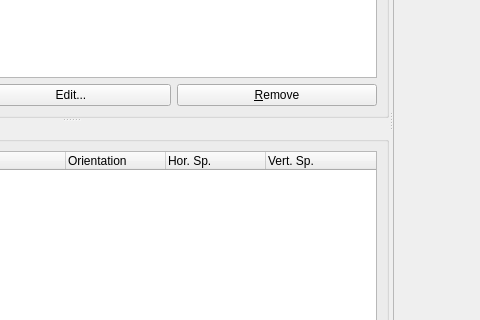
Before: the Qt Designer form examples/HeaderFooterLegends/mainwindow.ui in KDAB/KDChart, drawn with Qt 5; both pictures show x 256 to 736 and y 179 to 499 of the 885 by 597 pixel window.
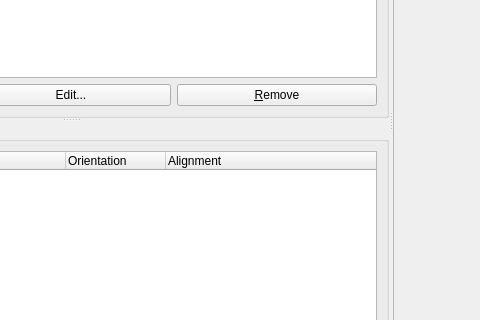
After: the same form once the commit is applied. Icons and pictures are not drawn.

Commit message: adjusting the example to recent changes in setting Legend alignment

Patch:
```diff
--- a/examples/HeaderFooterLegends/mainwindow.ui
+++ b/examples/HeaderFooterLegends/mainwindow.ui
@@ -132,12 +132,7 @@
           </column>
           <column>
            <property name="text" >
-            <string>Hor. Sp.</string>
-           </property>
-          </column>
-          <column>
-           <property name="text" >
-            <string>Vert. Sp.</string>
+            <string>Alignment</string>
            </property>
           </column>
          </widget>
```
The commit also changes 5 other files.
